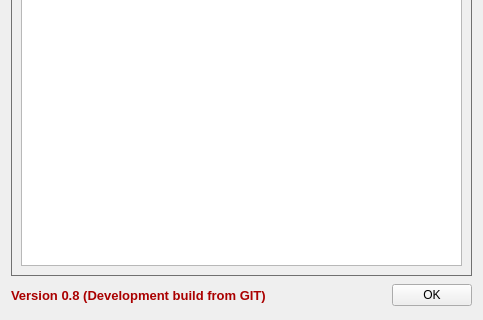
Qt form About_Window.ui (qunying/aqemu-old) before a commit; both pictures show x 0 to 483 and y 210 to 530 of the 483 by 530 pixel window.
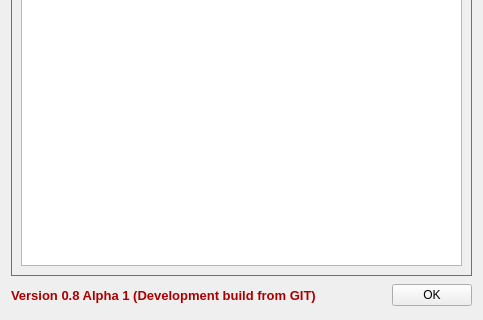
The same form after that commit. The open tabs and pages were chosen to show the change. Icons and pictures are not drawn.

Diff of the .ui file:
```diff
--- a/About_Window.ui
+++ b/About_Window.ui
@@ -506,8 +506,11 @@
         <string>&lt;!DOCTYPE HTML PUBLIC &quot;-//W3C//DTD HTML 4.0//EN&quot; &quot;http://www.w3.org/TR/REC-html40/strict.dtd&quot;&gt;
 &lt;html&gt;&lt;head&gt;&lt;meta name=&quot;qrichtext&quot; content=&quot;1&quot; /&gt;&lt;style type=&quot;text/css&quot;&gt;
 p, li { white-space: pre-wrap; }
-&lt;/style&gt;&lt;/head&gt;&lt;body style=&quot; font-family:'Nimbus Sans L'; font-size:10pt; font-weight:400; font-style:normal;&quot;&gt;
-&lt;p style=&quot; margin-top:0px; margin-bottom:0px; margin-left:0px; margin-right:0px; -qt-block-indent:0; text-indent:0px;&quot;&gt;&lt;span style=&quot; font-weight:600; color:#aa0000;&quot;&gt;Version 0.8 (Development build from GIT)&lt;/span&gt;&lt;/p&gt;&lt;/body&gt;&lt;/html&gt;</string>
+&lt;/style&gt;&lt;/head&gt;&lt;body style=&quot; font-family:'DejaVu Sans'; font-size:10pt; font-weight:400; font-style:normal;&quot;&gt;
+&lt;table style=&quot;-qt-table-type: root; margin-top:4px; margin-bottom:4px; margin-left:4px; margin-right:4px;&quot;&gt;
+&lt;tr&gt;
+&lt;td style=&quot;border: none;&quot;&gt;
+&lt;p style=&quot; margin-top:0px; margin-bottom:0px; margin-left:0px; margin-right:0px; -qt-block-indent:0; text-indent:0px;&quot;&gt;&lt;span style=&quot; font-family:'Nimbus Sans L'; font-weight:600; color:#aa0000;&quot;&gt;Version 0.8 Alpha 1 (Development build from GIT)&lt;/span&gt;&lt;/p&gt;&lt;/td&gt;&lt;/tr&gt;&lt;/table&gt;&lt;/body&gt;&lt;/html&gt;</string>
        </property>
       </widget>
      </item>
```
Left out of the diff: 2 changed lines with no effect on the pictures.
